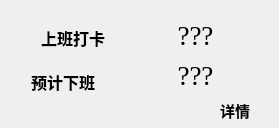
fansilea/DAHelper, file dialog.ui: the form before one commit.
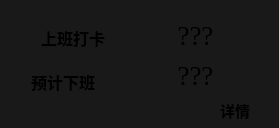
The form after the commit.

```diff
--- a/dialog.ui
+++ b/dialog.ui
@@ -22,6 +22,9 @@
   <property name="windowTitle">
    <string>查询结果</string>
   </property>
+  <property name="styleSheet">
+   <string notr="true">background-color: rgb(25, 25, 25);</string>
+  </property>
   <widget class="QLabel" name="labelClockIn">
    <property name="geometry">
     <rect>
```
